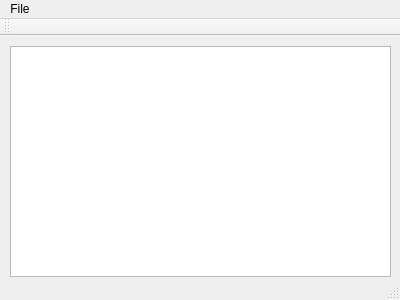
Above: duit.ui from Esentiel/duit before the change. Below: the same form after it.
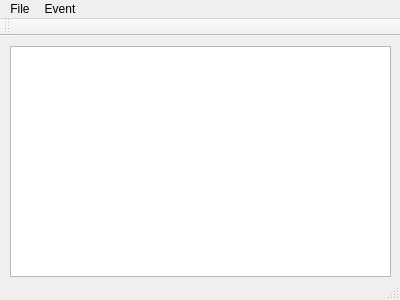
That is the form after the change.

What changed in the file:
```diff
--- a/duit.ui
+++ b/duit.ui
@@ -31,7 +31,7 @@
      <x>0</x>
      <y>0</y>
      <width>400</width>
-     <height>21</height>
+     <height>20</height>
     </rect>
    </property>
    <widget class="QMenu" name="menuTst">
@@ -40,7 +40,15 @@
     </property>
     <addaction name="actionExit"/>
    </widget>
+   <widget class="QMenu" name="menuEvent">
+    <property name="title">
+     <string>Event</string>
+    </property>
+    <addaction name="actionAddEvent"/>
+    <addaction name="actionEditEvent"/>
+   </widget>
    <addaction name="menuTst"/>
+   <addaction name="menuEvent"/>
   </widget>
   <widget class="QToolBar" name="mainToolBar">
    <attribute name="toolBarArea">
```
Left out of the diff: 10 changed lines with no effect on the pictures.
